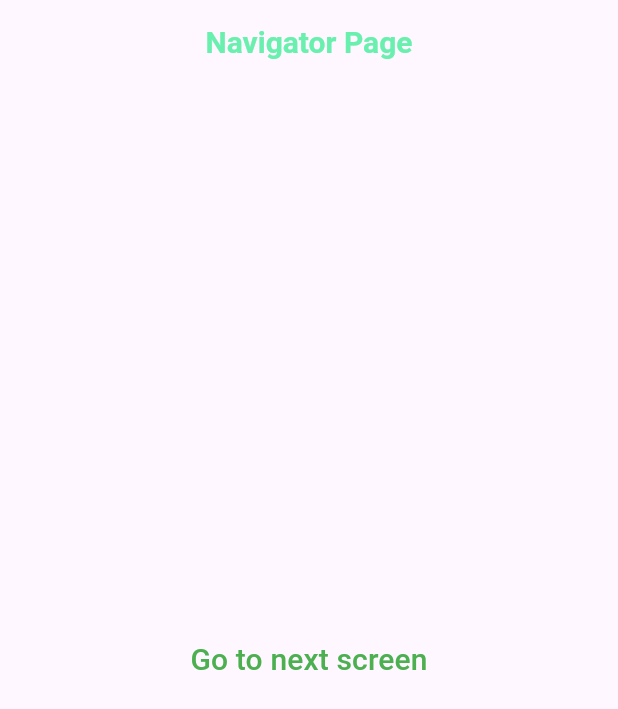
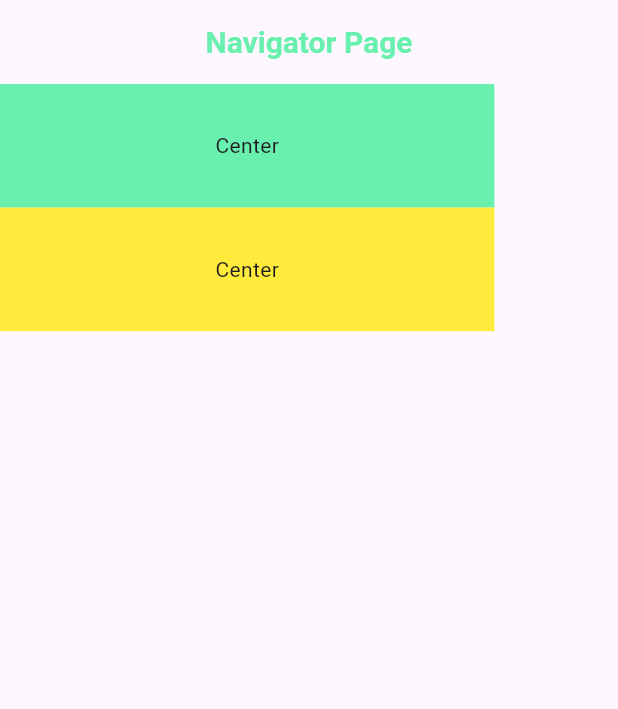
Before and after one commit to sabin79/Get-X, a Flutter app: the screen it shows after launch, on a phone screen of 412 x 824 dp. Shown: the top 709 px of the screen. Run offline on Flutter 3.47's test engine with Material 3 defaults, Android fonts, the phone set to English and light mode, and no system bars; our stand-ins replace get.

Commit message:
height width

```diff
--- a/lib/navigator.dart
+++ b/lib/navigator.dart
@@ -24,25 +24,39 @@ class _NavigatorScreenState extends State<NavigatorScreen> {
             fontWeight: FontWeight.bold),
       ),
       body: Column(
-        mainAxisAlignment: MainAxisAlignment.center,
-        crossAxisAlignment: CrossAxisAlignment.center,
         children: [
-          Center(
-            child: TextButton(
-                onPressed: () {
-                  // Navigator.push(context, MaterialPageRoute(builder: (context) => const ScreenOne()));
-                  // Get.to(const ScreenOne(
-                  //   name: "Sabin dahal",
-                  // ));
-                  Get.toNamed('/screenOne',
-                      arguments: ["Sabin Dahal", "Flutter Developer"]);
-                },
-                child: const Center(
-                    child: Text(
-                  "Go to next screen",
-                  style: TextStyle(color: Colors.green, fontSize: 20),
-                ))),
-          )
+          Container(
+            height: Get.height * .1,
+            width: Get.width * .8,
+            color: Colors.greenAccent,
+            child: const Center(
+              child: Text("Center"),
+            ),
+          ),
+          Container(
+              height: Get.height * .1,
+              width: Get.width * .8,
+              // height: MediaQuery.of(context).size.height * .1,
+              color: Colors.yellow,
+              child: const Center(
+                child: Text("Center"),
+              )),
+          //     // Center(
+          //     //   child: TextButton(
+          //     //       onPressed: () {
+          //     //         // Navigator.push(context, MaterialPageRoute(builder: (context) => const ScreenOne()));
+          //     //         // Get.to(const ScreenOne(
+          //     //         //   name: "Sabin dahal",
+          //     //         // ));
+          //     //         Get.toNamed('/screenOne',
+          //     //             arguments: ["Sabin Dahal", "Flutter Developer"]);
+          //     //       },
+          //     //       child: const Center(
+          //     //           child: Text(
+          //     //         "Go to next screen",
+          //     //         style: TextStyle(color: Colors.green, fontSize: 20),
+          //     //       ))),
+          //     // )
         ],
       ),
     );
```
